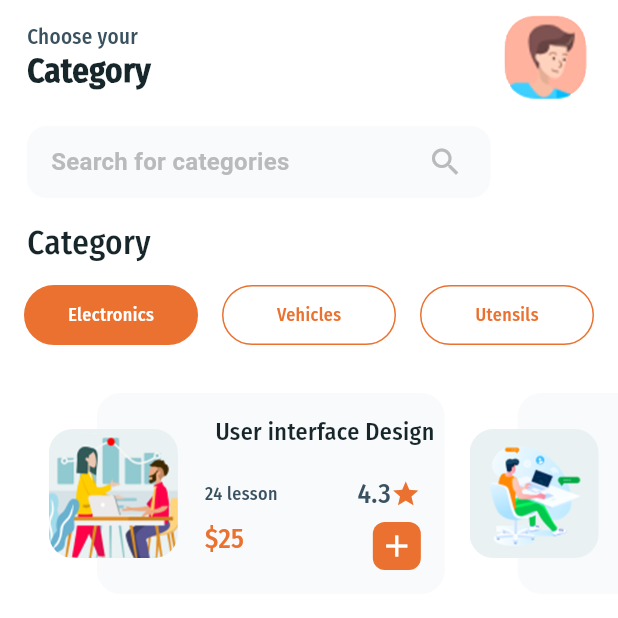
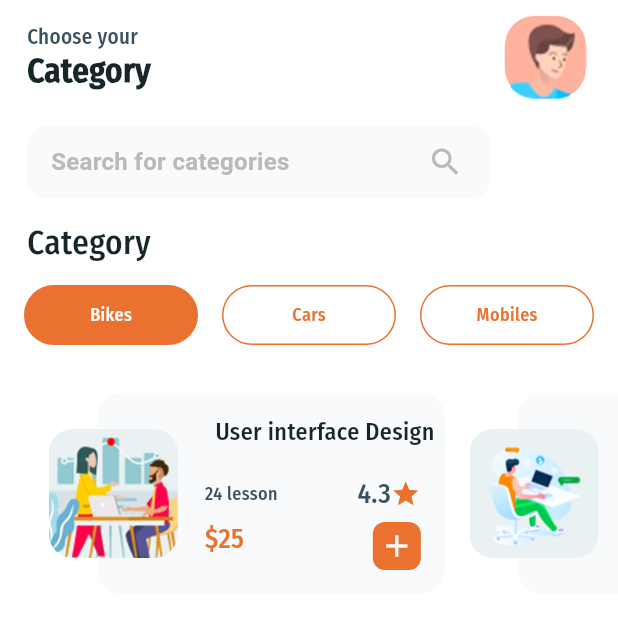
Before and after one commit to Hamzakhan2317/BidAndBuy, a Flutter app: the HomeScreen screen opened directly, on a phone screen of 412 x 824 dp, the top half of it. Run offline on Flutter 3.47's test engine with Material 2 defaults, Android fonts, the phone set to English and light mode, and no system bars; our stand-ins replace bottom_navy_bar, country_code_picker, flutter_credit_card, font_awesome_flutter, google_fonts, nb_utils and 2 more; missing offline and left inert: time_chart; Roboto replaces fonts that are missing (WorkSans).

Commit message:
changed Splash screens images

```diff
--- a/lib/Screens/Home/home_screen.dart
+++ b/lib/Screens/Home/home_screen.dart
@@ -174,11 +174,11 @@ class _HomeScreenState extends State<HomeScreen> {
   Widget getButtonUI(CategoryType categoryTypeData, bool isSelected) {
     String txt = '';
     if (CategoryType.ui == categoryTypeData) {
-      txt = 'Electronics';
+      txt = 'Bikes';
     } else if (CategoryType.coding == categoryTypeData) {
-      txt = 'Vehicles';
+      txt = 'Cars';
     } else if (CategoryType.basic == categoryTypeData) {
-      txt = 'Utensils';
+      txt = 'Mobiles';
     }
     return Expanded(
       child: Container(
--- a/lib/Screens/introduction_animation/components/care_view.dart
+++ b/lib/Screens/introduction_animation/components/care_view.dart
@@ -86,7 +86,7 @@ class CareView extends StatelessWidget {
                   child: Container(
                     constraints: BoxConstraints(maxWidth: 350, maxHeight: 250),
                     child: Image.asset(
-                      'images/care_image.png',
+                      'images/BidThree.png',
                       fit: BoxFit.contain,
                     ),
                   ),
--- a/lib/Screens/introduction_animation/components/mood_diary_vew.dart
+++ b/lib/Screens/introduction_animation/components/mood_diary_vew.dart
@@ -104,7 +104,7 @@ class MoodDiaryVew extends StatelessWidget {
                   child: Container(
                     constraints: BoxConstraints(maxWidth: 350, maxHeight: 250),
                     child: Image.asset(
-                      'images/mood_dairy_image.png',
+                      'images/BidOne.png',
                       fit: BoxFit.contain,
                     ),
                   ),
--- a/lib/Screens/introduction_animation/components/relax_view.dart
+++ b/lib/Screens/introduction_animation/components/relax_view.dart
@@ -96,7 +96,7 @@ class RelaxView extends StatelessWidget {
                 child: Container(
                   constraints: BoxConstraints(maxWidth: 350, maxHeight: 250),
                   child: Image.asset(
-                    'images/relax_image.png',
+                    'images/BidTwo.png',
                     fit: BoxFit.contain,
                   ),
                 ),
--- a/lib/Screens/introduction_animation/components/splash_view.dart
+++ b/lib/Screens/introduction_animation/components/splash_view.dart
@@ -31,7 +31,7 @@ class _SplashViewState extends State<SplashView> {
             SizedBox(
               width: MediaQuery.of(context).size.width,
               child: Image.asset(
-                'images/introduction_image.png',
+                'images/BidOne.png',
                 fit: BoxFit.contain,
                 height: 400,
               ),
--- a/lib/Screens/introduction_animation/components/welcome_view.dart
+++ b/lib/Screens/introduction_animation/components/welcome_view.dart
@@ -65,7 +65,7 @@ class WelcomeView extends StatelessWidget {
                 child: Container(
                   constraints: BoxConstraints(maxWidth: 350, maxHeight: 350),
                   child: Image.asset(
-                    'images/welcome.png',
+                    'images/BidTwo.png',
                     fit: BoxFit.contain,
                   ),
                 ),
```
Also changed, not shown: pubspec.yaml (line endings or trailing spaces).
